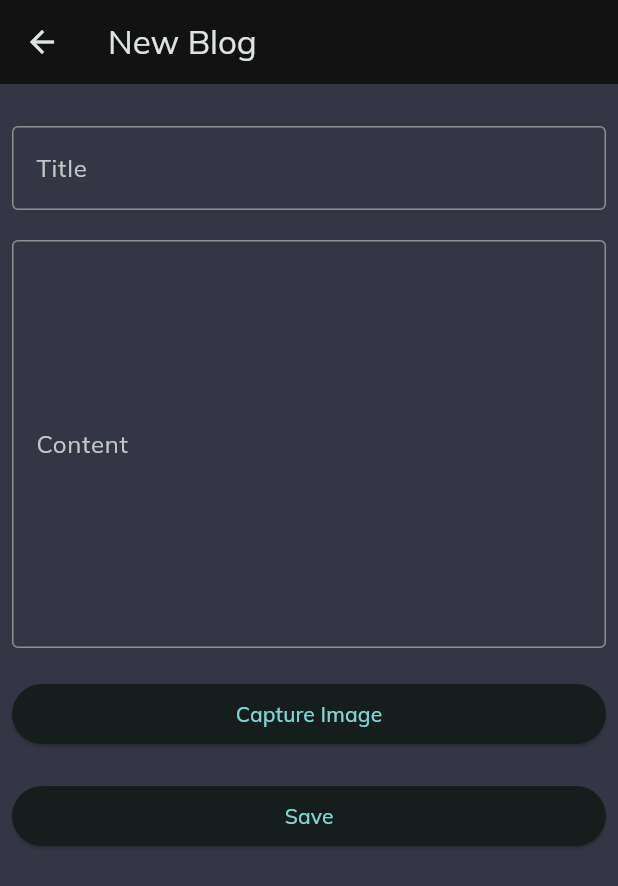
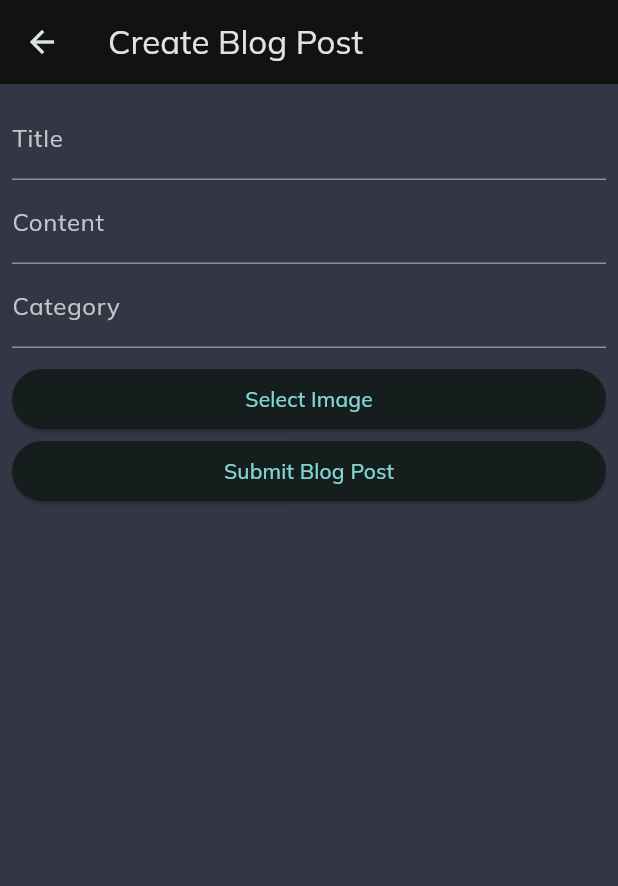
Before and after one commit to TukaWarrior/hftm_MobileComputing_Project_BlogProject, a Flutter app: the BlogNewScreen screen opened by its route, on a phone screen of 412 x 824 dp. Shown: the top 886 px of the screen. Run offline on Flutter 3.47's test engine with Material 3 defaults, Android fonts, the phone set to English and light mode, and no system bars; our stand-ins replace cloud_firestore, firebase_auth, firebase_core, firebase_storage, font_awesome_flutter, google_sign_in and 1 more; accounts and stored records are empty.

Commit message:
New blogposts can now be created and uploaded to firebase, including title, conetent, category, date and image.

```diff
--- a/lib/routes.dart
+++ b/lib/routes.dart
@@ -11,7 +11,7 @@ var appRoutes = {
   '/': (context) => const HomeScreen(),
   '/login': (context) => const LoginScreen(),
   '/blogoverview': (context) => const BlogOverview(),
-  '/blognew': (context) => const BlogNewScreen(),
+  '/blognew': (context) => BlogNewScreen(),
   '/sensors': (context) => const SensorsScreen(),
   '/profile': (context) => const ProfileScreen(),
   '/blogpost': (context) => const BlogPostScreen(),
--- a/lib/screens/blog/blog_new.dart
+++ b/lib/screens/blog/blog_new.dart
@@ -1,35 +1,57 @@
 import 'dart:io';
+
+import 'package:firebase_auth/firebase_auth.dart';
 import 'package:flutter/material.dart';
-import 'package:provider/provider.dart';
-import 'package:flutter_blog/models/blog.dart';
-import 'package:flutter_blog/providers/blog_provider.dart';
-import 'package:flutter_blog/services/blog_repository.dart';
 import 'package:image_picker/image_picker.dart';
 
+import 'package:flutter_blog/models/blogpost.dart';
+import 'package:flutter_blog/services/firestore.dart';
+
 class BlogNewScreen extends StatefulWidget {
-  const BlogNewScreen({super.key});
-
   @override
-  State<BlogNewScreen> createState() => _BlogNewScreenState();
+  _BlogNewScreenState createState() => _BlogNewScreenState();
 }
 
-enum _PageStates { loading, editing, done }
+class _BlogNewScreenState extends State<BlogNewScreen> {
+  final _formKey = GlobalKey<FormState>();
+  String _title = '';
+  String _content = '';
+  String _category = '';
+  File? _image;
 
-class _BlogNewScreenState extends State<BlogNewScreen> {
-  final formKey = GlobalKey<FormState>();
-  var pageState = _PageStates.editing;
-  var title = "";
-  var content = "";
-  String? imagePath; // Add this variable to store the selected image path
+  final picker = ImagePicker();
 
-  final ImagePicker _picker = ImagePicker(); // ImagePicker instance
+  Future getImage() async {
+    final pickedFile = await picker.pickImage(source: ImageSource.camera);
 
-  Future<void> _pickImage() async {
-    final XFile? image = await _picker.pickImage(source: ImageSource.camera); // Capture image from camera
-    if (image != null) {
     setState(() {
-        imagePath = image.path; // Set the image path
+      if (pickedFile != null) {
+        _image = File(pickedFile.path);
+      } else {
+        print('No image selected.');
+      }
     });
+  }
+
+  Future<void> _saveBlogPost() async {
+    if (_formKey.currentState!.validate()) {
+      _formKey.currentState!.save();
+      final userUID = FirebaseAuth.instance.currentUser?.uid ?? '';
+      // Upload the image to Firebase Storage first
+      FirestoreService firestoreService = FirestoreService();
+      String imageUrl = _image == null ? '' : await firestoreService.uploadImage(_image!, 'blogpost_images');
+      // Create a new blog post instance
+      BlogPost newPost = BlogPost(
+        title: _title,
+        content: _content,
+        category: _category,
+        publishedDate: DateTime.now(),
+        imageURL: imageUrl,
+        userUID: userUID,
+      );
+      // Save the blog post to Firestore
+      await firestoreService.addBlogPost(newPost);
+      Navigator.of(context).pop(); // Optionally pop back to the previous screen
     }
   }
 
@@ -37,114 +59,40 @@ class _BlogNewScreenState extends State<BlogNewScreen> {
   Widget build(BuildContext context) {
     return Scaffold(
       appBar: AppBar(
-        title: const Text("New Blog"),
+        title: Text("Create Blog Post"),
       ),
-      body: Builder(builder: (context) {
-        switch (pageState) {
-          case _PageStates.loading:
-            return const Center(child: CircularProgressIndicator());
-          case _PageStates.done:
-            return Center(child: Text("Blog '$title' created!"));
-          case _PageStates.editing:
-            return Form(
-              key: formKey,
-              child: Padding(
-                padding: const EdgeInsets.all(8.0),
+      body: Form(
+        key: _formKey,
         child: ListView(
-                  children: [
-                    const SizedBox(height: 20),
+          padding: EdgeInsets.all(8.0),
+          children: <Widget>[
             TextFormField(
-                      decoration: const InputDecoration(
-                        labelText: "Title",
-                        border: OutlineInputBorder(),
+              decoration: InputDecoration(labelText: 'Title'),
+              onSaved: (value) => _title = value ?? '',
+              validator: (value) => value!.isEmpty ? 'Title cannot be empty' : null,
             ),
-                      validator: (value) {
-                        if (value == null || value.length < 4) {
-                          return "Please enter title with 4 or more characters";
-                        }
-                        return null;
-                      },
-                      onSaved: (value) => title = value!,
+            TextFormField(
+              decoration: InputDecoration(labelText: 'Content'),
+              onSaved: (value) => _content = value ?? '',
+              validator: (value) => value!.isEmpty ? 'Content cannot be empty' : null,
             ),
-                    const SizedBox(height: 20),
             TextFormField(
-                      maxLines: 10,
-                      decoration: const InputDecoration(
-                        labelText: "Content",
-                        border: OutlineInputBorder(),
+              decoration: InputDecoration(labelText: 'Category'),
+              onSaved: (value) => _category = value ?? '',
             ),
-                      validator: (value) {
-                        if (value == null || value.length < 10) {
-                          return "Please enter content with 10 or more characters";
-                        }
-                        return null;
-                      },
-                      onSaved: (value) => content = value!,
+            SizedBox(height: 10),
+            ElevatedButton(
+              onPressed: getImage,
+              child: Text('Select Image'),
             ),
-                    const SizedBox(height: 20),
+            if (_image != null) Image.file(_image!),
             ElevatedButton(
-                      onPressed: _pickImage, // Button to capture image
-                      child: const Text("Capture Image"),
+              onPressed: _saveBlogPost,
+              child: Text('Submit Blog Post'),
             ),
-                    if (imagePath != null)
-                      Padding(
-                        padding: const EdgeInsets.symmetric(vertical: 16.0),
-                        child: Image.file(File(imagePath!)), // Display the captured image
-                      ),
-                    const SizedBox(height: 20),
-                    ElevatedButton(
-                      onPressed: () async {
-                        // Hide keyboard
-                        FocusScope.of(context).unfocus();
-
-                        if (formKey.currentState!.validate()) {
-                          setState(() {
-                            pageState = _PageStates.loading;
-                          });
-                          formKey.currentState!.save();
-                          await _createBlog();
-                          setState(() {
-                            pageState = _PageStates.done;
-                          });
-                        }
-                      },
-                      child: const Text("Save"),
-                    ),
-                    const SizedBox(height: 8.0),
           ],
         ),
       ),
     );
   }
-      }),
-    );
 }
-
-  Future<void> _createBlog() async {
-    var blogProvider = context.read<BlogProvider>();
-    await Future.delayed(const Duration(seconds: 1));
-    await BlogRepository.instance.addBlogPost(Blog(
-      title: title,
-      content: content,
-      publishedAt: DateTime.now(),
-      category: BlogCategory.Technology,
-      likes: 42,
-      imagePath: imagePath, // Save the image path
-    ));
-    blogProvider.readBlogs();
-  }
-}
-
-class BlogForm extends StatefulWidget {
-  const BlogForm({super.key});
-
-  @override
-  State<BlogForm> createState() => _BlogFormState();
-}
-
-class _BlogFormState extends State<BlogForm> {
-  @override
-  Widget build(BuildContext context) {
-    return Container();
-  }
-}
```
Also changed, not shown: lib/services/firestore.dart (+21 -0 lines), 1 other file. Lines whose indentation alone changed are shown as unchanged.
